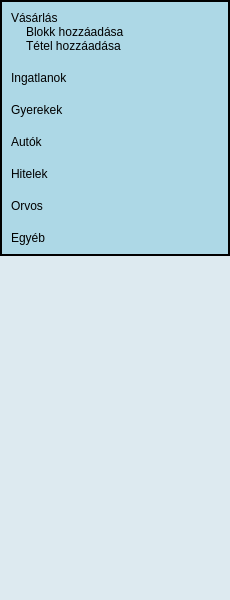
Before: the Qt Designer form FamilyFinancies/submenuexpenses.ui in DannyFreecs/FamilyBudgetSimple, drawn with Qt 5.
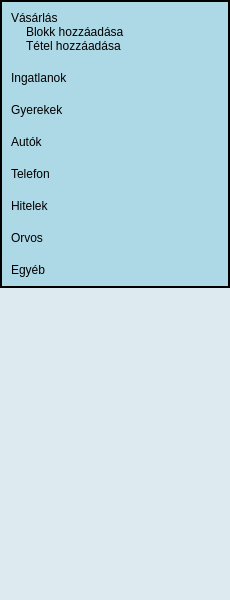
After: the same form once the commit is applied. Icons and pictures are not drawn.

Patch:
```diff
--- a/FamilyFinancies/submenuexpenses.ui
+++ b/FamilyFinancies/submenuexpenses.ui
@@ -495,6 +495,39 @@
          </layout>
         </widget>
        </item>
+       <item>
+        <widget class="QFrame" name="framePhone">
+         <property name="minimumSize">
+          <size>
+           <width>0</width>
+           <height>0</height>
+          </size>
+         </property>
+         <property name="styleSheet">
+          <string notr="true">border: 0px;</string>
+         </property>
+         <property name="frameShape">
+          <enum>QFrame::StyledPanel</enum>
+         </property>
+         <property name="frameShadow">
+          <enum>QFrame::Raised</enum>
+         </property>
+         <layout class="QVBoxLayout" name="verticalLayout_10">
+          <item>
+           <widget class="QPushButton" name="menuButtonPhone">
+            <property name="styleSheet">
+             <string notr="true">border: 0px;
+text-align: left;
+font: 700 16pt &quot;Verdana&quot;;</string>
+            </property>
+            <property name="text">
+             <string>Telefon</string>
+            </property>
+           </widget>
+          </item>
+         </layout>
+        </widget>
+       </item>
        <item>
         <widget class="QFrame" name="frameCredits">
          <property name="sizePolicy">
```
